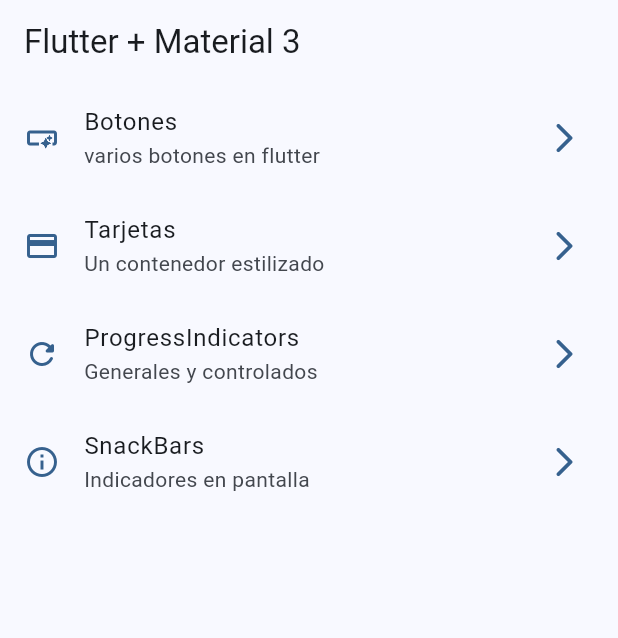
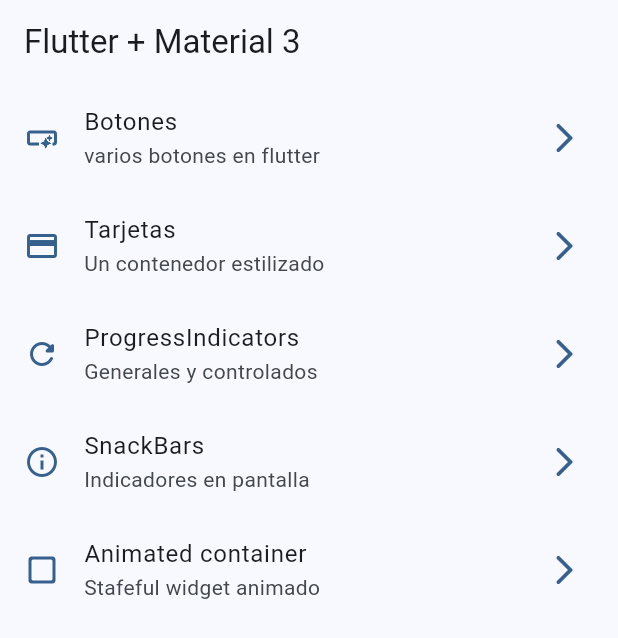
Before and after one commit to codigoinerte/flutter-widgets, a Flutter app: the screen it shows after launch, on a phone screen of 412 x 824 dp. Shown: the top 638 px of the screen. Run offline on Flutter 3.47's test engine with Material 2 defaults, Android fonts, the phone set to English and light mode, and no system bars; our stand-ins replace go_router.

Commit message:
animated container terminado

```diff
--- a/lib/config/menu/menu_items.dart
+++ b/lib/config/menu/menu_items.dart
@@ -39,4 +39,10 @@ const appMenuItems = <MenuItems>[
     link: "/snackbars",
     icon: Icons.info_outline
   ),
+  MenuItems(
+    title: "Animated container",
+    subtitle: "Stafeful widget animado",
+    link: "/animated",
+    icon: Icons.check_box_outline_blank_rounded
+  ),
 ];
--- a/lib/config/router/app_router.dart
+++ b/lib/config/router/app_router.dart
@@ -30,5 +30,10 @@ final appRouter = GoRouter(
       name: SnackBarScreen.name,
       builder: (context, state) => const SnackBarScreen(),
     ),
+    GoRoute(
+      path: '/animated',
+      name: AnimatedScreen.name,
+      builder: (context, state) => const AnimatedScreen(),
+    ),
   ],
 );
```
Also changed, not shown: lib/presentation/screens/animated/animated_screen.dart (+52 -2 lines).
